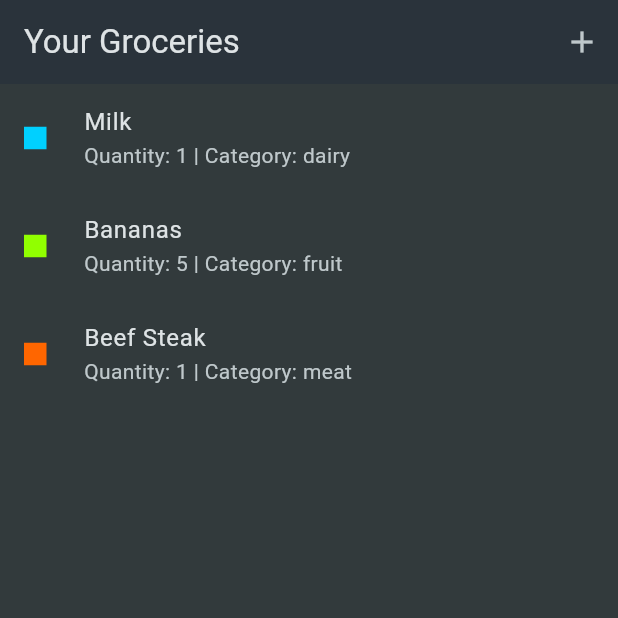
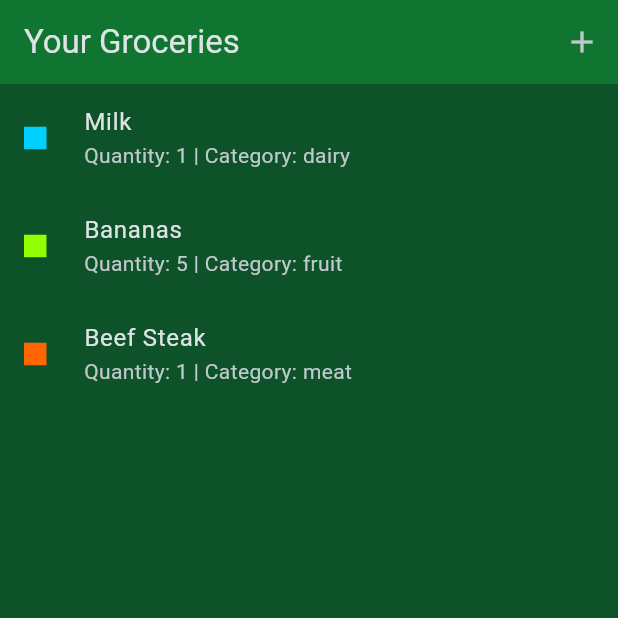
Before and after one commit to seangDarong/SMALL_CHALLENGE-BeforePRACTICESession, a Flutter app: the screen it shows after launch, on a phone screen of 412 x 824 dp, the top half of it. Run offline on Flutter 3.47's test engine with Material 3 defaults, Android fonts, the phone set to English and light mode, and no system bars.

Commit message:
feat: chagne theme

```diff
--- a/lib/main.dart
+++ b/lib/main.dart
@@ -20,9 +20,9 @@ class MyApp extends StatelessWidget {
         colorScheme: ColorScheme.fromSeed(
           seedColor: const Color.fromARGB(255, 147, 229, 250),
           brightness: Brightness.dark,
-          surface: const Color.fromARGB(255, 42, 51, 59),
+          surface: const Color.fromARGB(255, 17, 117, 50),
         ),
-        scaffoldBackgroundColor: const Color.fromARGB(255, 50, 58, 60),
+        scaffoldBackgroundColor: const Color.fromARGB(255, 14, 82, 41),
       ),
       home: const GroceryList(),
     );
```
